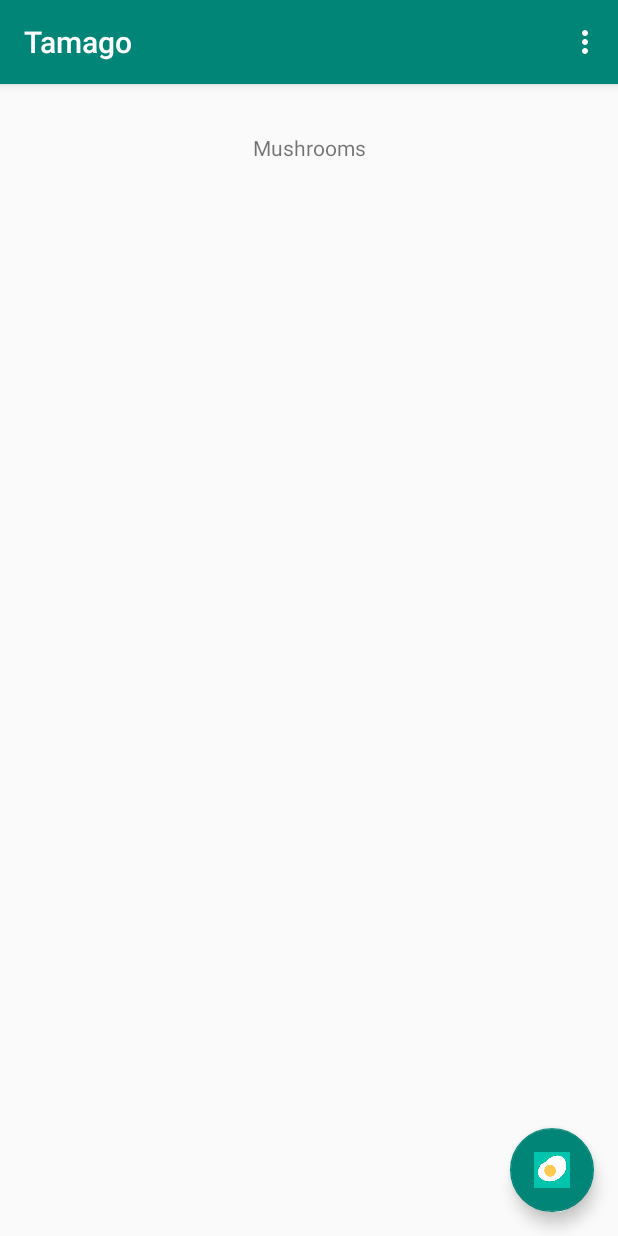
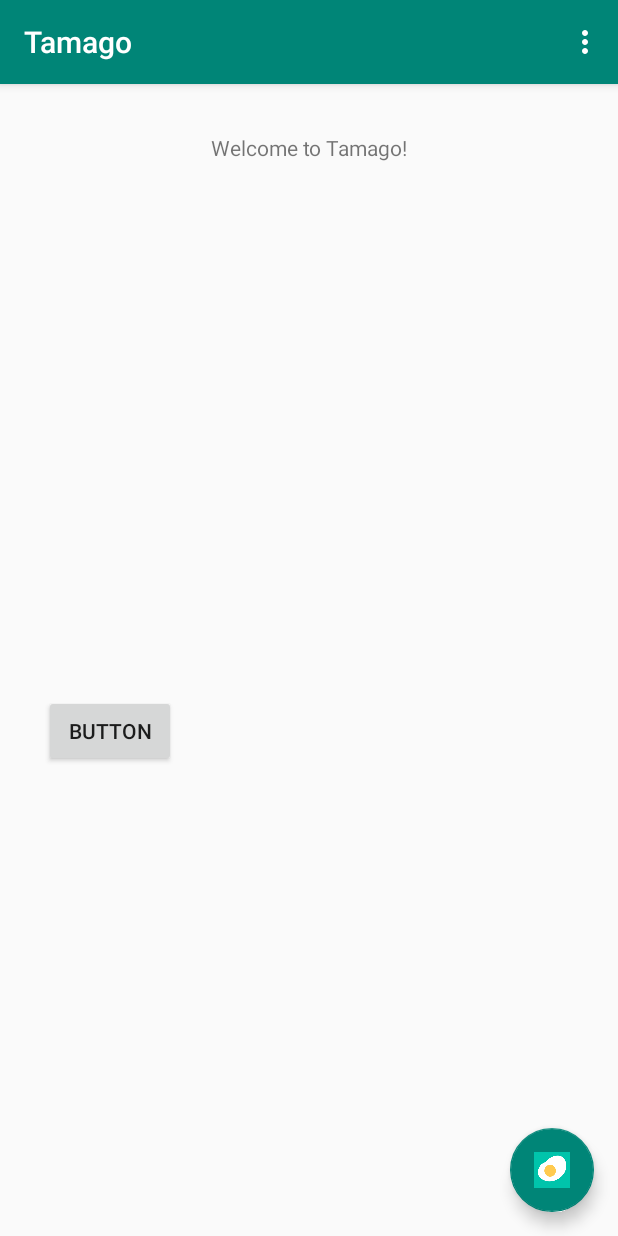
Before and after one commit to jakeshepherd/Tamago, an Android app: the screen it shows after launch (MainActivity), on a phone screen of 412 x 824 dp. Run offline under Robolectric (Android 15) with nearby library versions, the phone set to English and light mode, and no system bars.

Commit message:
Made a good start.
Setting the text view crashes the app, need to look at it, could be to do with foodItem

```diff
--- a/app/src/main/java/com/example/jakeshepherd/tamago/MainActivity.java
+++ b/app/src/main/java/com/example/jakeshepherd/tamago/MainActivity.java
@@ -32,6 +32,8 @@ public class MainActivity extends AppCompatActivity {
     } */
     @Override
     protected void onCreate(Bundle savedInstanceState) {
+        ShoppingList.getInstance();
+
         super.onCreate(savedInstanceState);
         setContentView(R.layout.activity_main);
         Toolbar toolbar = (Toolbar) findViewById(R.id.toolbar);
@@ -47,26 +49,34 @@ public class MainActivity extends AppCompatActivity {
             }
         });
 
+        Button button = findViewById(R.id.testingButton);
+        button.setOnClickListener(new View.OnClickListener() {
+            @Override
+            public void onClick(View v) {
+                startActivity(new Intent(MainActivity.this, ShoppingListView.class));
+            }
+        });
+
 
         // just some database testing
 
-        Database db2 = new Database (this);
-
-        //Update object database testing
-        foodItem egg = new foodItem("Egg", "2019-02-11", "From Cow");
-        foodItem sausages = new foodItem("Sausages", "2019-02-12", "From Cow");
-        foodItem bacon = new foodItem("Bacon", "2019-02-15", "From pig");
-        foodItem mushrooms = new foodItem("Mushrooms", "2019-02-19", "From plant");
-        foodItem beans = new foodItem("Beans", "2019-02-18", "From plant");
-
-        db2.insertDataFromObject(egg);
-        db2.insertDataFromObject(sausages);
-        db2.insertDataFromObject(bacon);
-        db2.insertDataFromObject(mushrooms);
-        db2.insertDataFromObject(beans);
-
-        TextView textView = findViewById(R.id.tester);
-        textView.setText(db2.getFoodName(3));
+//        Database db2 = new Database (this);
+//
+//        //Update object database testing
+//        foodItem egg = new foodItem("Egg", "2019-02-11", "From Cow");
+//        foodItem sausages = new foodItem("Sausages", "2019-02-12", "From Cow");
+//        foodItem bacon = new foodItem("Bacon", "2019-02-15", "From pig");
+//        foodItem mushrooms = new foodItem("Mushrooms", "2019-02-19", "From plant");
+//        foodItem beans = new foodItem("Beans", "2019-02-18", "From plant");
+//
+//        db2.insertDataFromObject(egg);
+//        db2.insertDataFromObject(sausages);
+//        db2.insertDataFromObject(bacon);
+//        db2.insertDataFromObject(mushrooms);
+//        db2.insertDataFromObject(beans);
+//
+//        TextView textView = findViewById(R.id.tester);
+//        textView.setText(db2.getFoodName(3));
     }
 
     @Override
--- a/app/src/main/java/com/example/jakeshepherd/tamago/ShoppingList.java
+++ b/app/src/main/java/com/example/jakeshepherd/tamago/ShoppingList.java
@@ -17,7 +17,7 @@ public class ShoppingList {
         shoppingListItems.add(toAdd);
     }
 
-    public ArrayList<foodItem> viewShoppingList(){
+    public ArrayList<foodItem> getShoppingList(){
         return shoppingListItems;
     }
 }
--- a/app/src/main/res/layout/activity_main.xml
+++ b/app/src/main/res/layout/activity_main.xml
@@ -41,4 +41,24 @@
         app:layout_anchorGravity="right|bottom"
         app:srcCompat="@drawable/tamagoicon" />
 
+
+    <android.support.constraint.ConstraintLayout
+        android:layout_width="1000dp"
+        android:layout_height="553dp">
+
+        <Button
+            android:id="@+id/testingButton"
+            android:layout_width="wrap_content"
+            android:layout_height="wrap_content"
+            android:layout_marginStart="29dp"
+            android:layout_marginTop="463dp"
+            android:layout_marginEnd="883dp"
+            android:layout_marginBottom="42dp"
+            android:text="Button"
+            app:layout_constraintBottom_toBottomOf="parent"
+            app:layout_constraintEnd_toEndOf="parent"
+            app:layout_constraintStart_toStartOf="parent"
+            app:layout_constraintTop_toTopOf="parent" />
+    </android.support.constraint.ConstraintLayout>
+
 </android.support.design.widget.CoordinatorLayout>
```
Also changed, not shown: app/src/main/java/com/example/jakeshepherd/tamago/ShoppingListView.java (+21 -0 lines), app/src/main/res/layout/content_shopping_list_view.xml (+13 -0 lines).
